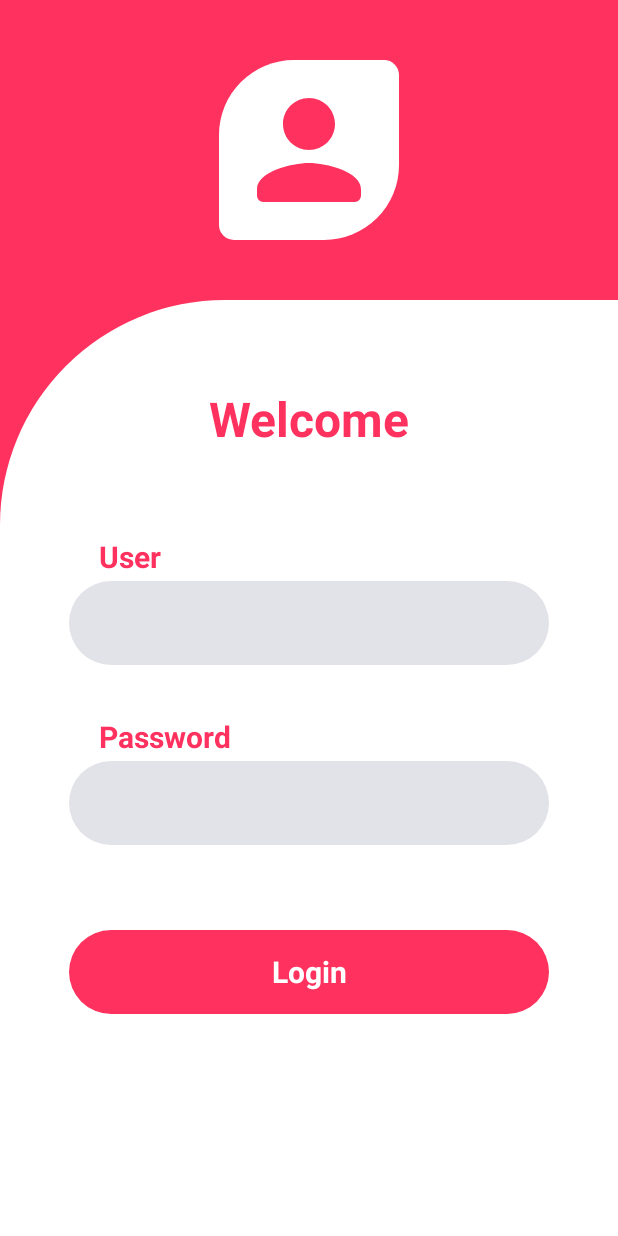
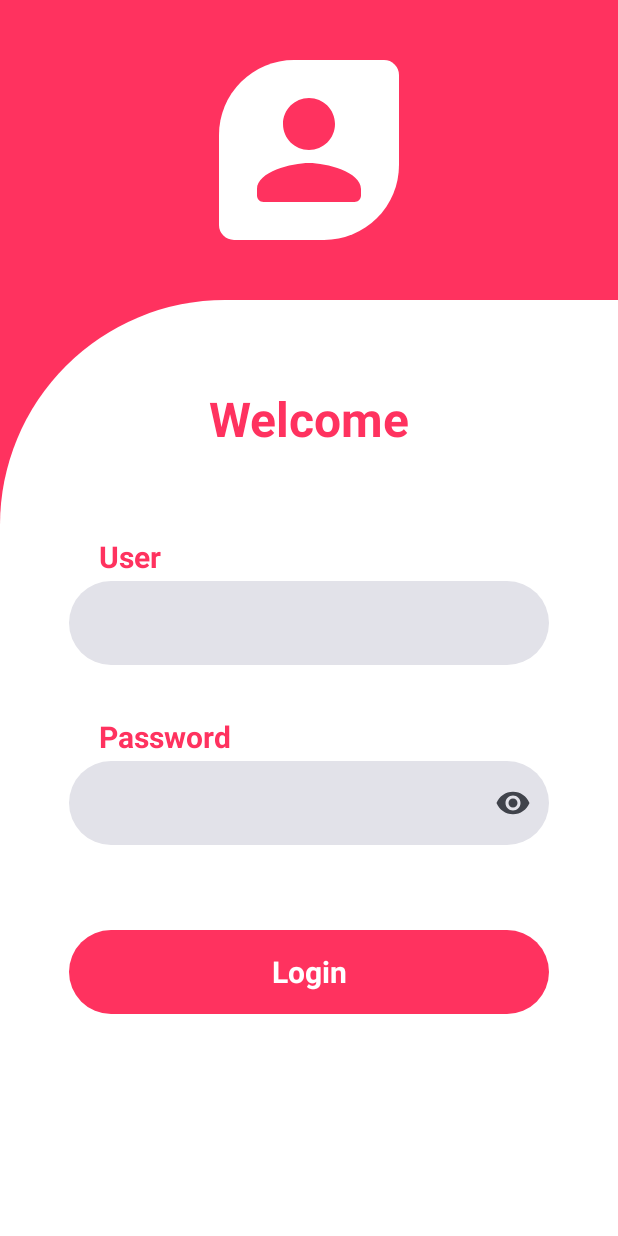
Before and after one commit to vlenci/MobileChallenge, an Android app built with Jetpack Compose: the screen it shows after launch (MainActivity), on a phone screen of 412 x 824 dp. Run offline under Robolectric (Android 15) with nearby library versions, the phone set to English and light mode, and no system bars; our stand-ins replace Dagger/Hilt's generated code; libraries missing offline, so code that uses them is left out: androidx.hilt.lifecycle.

Commit message:
feat: implement visibility password toggle

```diff
--- a/app/build.gradle.kts
+++ b/app/build.gradle.kts
@@ -55,6 +55,8 @@ dependencies {
 
     implementation("com.squareup.retrofit2:converter-moshi:2.9.0")
 
+    implementation("androidx.compose.material:material-icons-extended")
+
     implementation(libs.androidx.core.ktx)
     implementation(libs.androidx.lifecycle.runtime.ktx)
     implementation(libs.androidx.activity.compose)
--- a/app/src/main/java/com/example/mobilechallenge/ui/components/LoginComponents.kt
+++ b/app/src/main/java/com/example/mobilechallenge/ui/components/LoginComponents.kt
@@ -1,44 +1,39 @@
 package com.example.mobilechallenge.ui
 
+import androidx.compose.foundation.border
 import androidx.compose.foundation.clickable
+import androidx.compose.foundation.layout.Box
+import androidx.compose.foundation.layout.padding
 import androidx.compose.foundation.layout.size
-import androidx.compose.foundation.shape.CircleShape
 import androidx.compose.foundation.shape.RoundedCornerShape
-import androidx.compose.foundation.text.KeyboardOptions
+import androidx.compose.material.icons.Icons
+import androidx.compose.material.icons.filled.Visibility
+import androidx.compose.material.icons.filled.VisibilityOff
 import androidx.compose.material3.Icon
-import androidx.compose.material3.MaterialTheme
-import androidx.compose.material3.OutlinedTextField
-import androidx.compose.material3.Text
 import androidx.compose.material3.TextField
 import androidx.compose.material3.TextFieldDefaults
 import androidx.compose.runtime.Composable
 import androidx.compose.runtime.getValue
-import androidx.compose.runtime.livedata.observeAsState
 import androidx.compose.runtime.mutableStateOf
 import androidx.compose.runtime.remember
 import androidx.compose.runtime.setValue
-import androidx.compose.ui.ExperimentalComposeUiApi
 import androidx.compose.ui.Modifier
 import androidx.compose.ui.graphics.Color
 import androidx.compose.ui.graphics.vector.ImageVector
-import androidx.compose.ui.platform.testTag
-import androidx.compose.ui.res.painterResource
 import androidx.compose.ui.text.input.PasswordVisualTransformation
 import androidx.compose.ui.text.input.VisualTransformation
 import androidx.compose.ui.unit.dp
-import androidx.lifecycle.LiveData
-import androidx.lifecycle.MutableLiveData
 
 @Composable
 fun LoginInput(
     text: String,
     onValueChange: (String) -> Unit = { },
-    inputType: PasswordVisualTransformation? = null,
+    isPassword: Boolean = false,
 ) {
 
     var visualTransformation by remember {
         mutableStateOf(
-            if (inputType != null) PasswordVisualTransformation() else VisualTransformation.None
+            if (isPassword) PasswordVisualTransformation() else VisualTransformation.None
         )
     }
 
@@ -56,7 +51,36 @@ fun LoginInput(
             unfocusedIndicatorColor = Color.Transparent,
             disabledIndicatorColor = Color.Transparent
         ),
-        visualTransformation = visualTransformation
+        visualTransformation = visualTransformation,
+        trailingIcon = {
+            if (isPassword) {
+                Box {
+                    Icon(
+                        imageVector =
+                            if (visualTransformation == PasswordVisualTransformation()) {
+                                Icons.Default.Visibility
+                            } else {
+                                Icons.Default.VisibilityOff
+                            },
+                        contentDescription = "Visibility",
+                        modifier = Modifier
+                            .clickable(
+                                onClick = {
+                                    visualTransformation =
+                                        if (visualTransformation == PasswordVisualTransformation()) {
+                                            VisualTransformation.None
+                                        } else {
+                                            PasswordVisualTransformation()
+                                        }
+                                }
+                            )
+                            .padding(10.dp)
+                    )
+                }
+            }
+        }
 
     )
+
+
 }
--- a/app/src/main/java/com/example/mobilechallenge/ui/views/LoginScreen.kt
+++ b/app/src/main/java/com/example/mobilechallenge/ui/views/LoginScreen.kt
@@ -1,10 +1,8 @@
 package com.example.mobilechallenge.ui.views
 
 import android.util.Log
-import android.widget.Toast
 import androidx.compose.foundation.Image
 import androidx.compose.foundation.background
-import androidx.compose.foundation.border
 import androidx.compose.foundation.layout.Arrangement
 import androidx.compose.foundation.layout.Column
 import androidx.compose.foundation.layout.Row
@@ -20,44 +18,23 @@ import androidx.compose.material.icons.rounded.Person
 import androidx.compose.material3.Button
 import androidx.compose.material3.ButtonColors
 import androidx.compose.material3.CircularProgressIndicator
-import androidx.compose.material3.ElevatedButton
-import androidx.compose.material3.Icon
 import androidx.compose.material3.MaterialTheme
-import androidx.compose.material3.OutlinedTextField
 import androidx.compose.material3.Text
-import androidx.compose.material3.TextField
-import androidx.compose.material3.TextFieldColors
-import androidx.compose.material3.TextFieldDefaults
 import androidx.compose.runtime.Composable
 import androidx.compose.runtime.collectAsState
-import androidx.compose.runtime.getValue
-import androidx.compose.runtime.mutableStateOf
-import androidx.compose.runtime.remember
-import androidx.compose.runtime.saveable.rememberSaveable
-import androidx.compose.runtime.setValue
 import androidx.compose.ui.Alignment
 import androidx.compose.ui.Modifier
 import androidx.compose.ui.graphics.Color
 import androidx.compose.ui.graphics.ColorFilter
-import androidx.compose.ui.graphics.Shape
 import androidx.compose.ui.text.TextStyle
-import androidx.compose.ui.text.font.FontFamily
 import androidx.compose.ui.text.font.FontWeight
 import androidx.compose.ui.text.input.PasswordVisualTransformation
 import androidx.compose.ui.unit.dp
 import androidx.compose.ui.unit.sp
 import androidx.hilt.lifecycle.viewmodel.compose.hiltViewModel
-import androidx.lifecycle.ViewModel
-import androidx.lifecycle.viewmodel.compose.viewModel
-import androidx.navigation.NavController
-import androidx.navigation.NavHostController
 import com.example.mobilechallenge.LoginState
 import com.example.mobilechallenge.ui.LoginInput
 import com.example.mobilechallenge.ui.viewmodels.LoginViewModel
-import dagger.hilt.android.lifecycle.HiltViewModel
-import kotlinx.coroutines.flow.MutableStateFlow
-import kotlinx.coroutines.flow.StateFlow
-import kotlin.math.log
 
 @Composable
 fun LoginScreen(
@@ -177,7 +154,7 @@ fun LoginScreen(
                 LoginInput(
                     text = password.value,
                     onValueChange = { loginViewModel.setPasswordValue(it) },
-                    inputType = PasswordVisualTransformation()
+                    isPassword = true
                 )
             }
 
```
